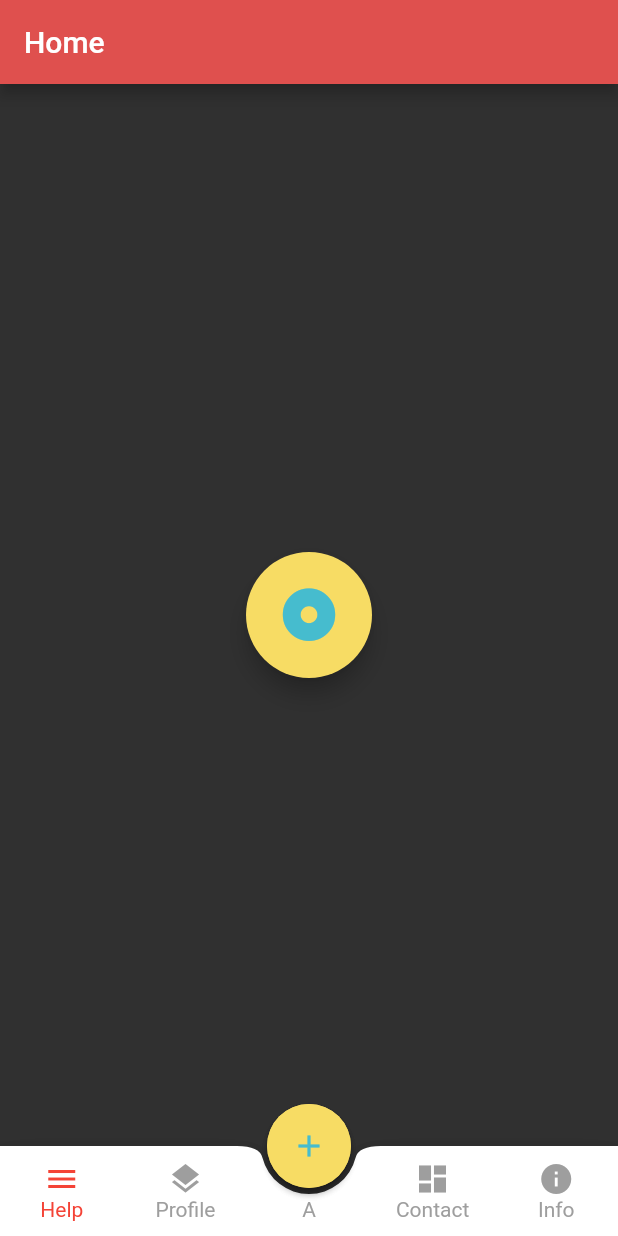
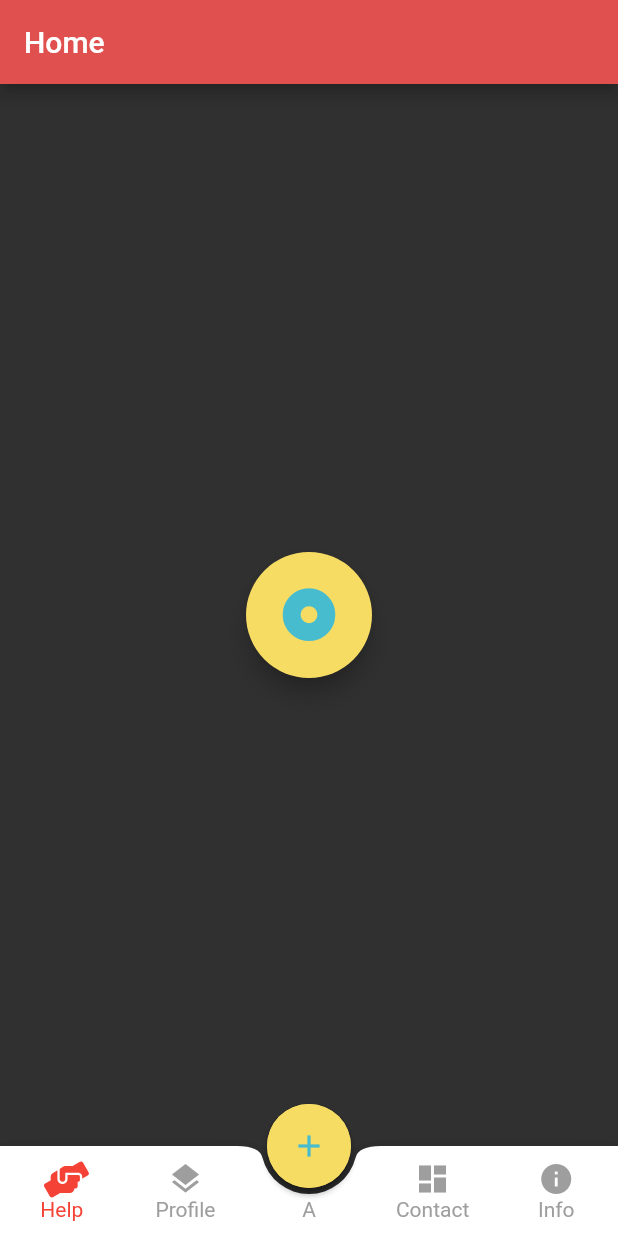
Before and after one commit to joeblankenship1/hopehelpstrength, a Flutter app: the screen it shows after launch, on a phone screen of 412 x 824 dp. Run offline on Flutter 3.47's test engine with Material 2 defaults, Android fonts, the phone set to English and light mode, and no system bars; our stand-ins replace font_awesome_flutter; Roboto replaces fonts that are missing (Hind, Montserrat).

Commit message:
adding packages for urls, video player, shared prefs, splash screen

```diff
--- a/app/hopehelpstrength/lib/main.dart
+++ b/app/hopehelpstrength/lib/main.dart
@@ -1,3 +1,4 @@
+import 'package:font_awesome_flutter/font_awesome_flutter.dart';
 import 'package:hopehelpstrength/fab_with_icons.dart';
 import 'package:hopehelpstrength/fab_bottom_app_bar.dart';
 import 'package:hopehelpstrength/layout.dart';
@@ -74,7 +75,7 @@ class _MyHomePageState extends State<MyHomePage> with TickerProviderStateMixin {
         notchedShape: CircularNotchedRectangle(),
         onTabSelected: _selectedTab,
         items: [
-          FABBottomAppBarItem(iconData: Icons.menu, text: 'Help'),
+          FABBottomAppBarItem(iconData: FontAwesomeIcons.handsHelping, text: 'Help'),
           FABBottomAppBarItem(iconData: Icons.layers, text: 'Profile'),
           FABBottomAppBarItem(iconData: Icons.dashboard, text: 'Contact'),
           FABBottomAppBarItem(iconData: Icons.info, text: 'Info'),
--- a/app/hopehelpstrength/pubspec.yaml
+++ b/app/hopehelpstrength/pubspec.yaml
@@ -22,6 +22,11 @@ dependencies:
   shared_preferences: ^0.5.3+4
   vector_math: ^2.0.8
   font_awesome_flutter: 8.4.0
+  splashscreen: ^1.2.0
+  url_launcher: ^5.1.3
+  path_provider: ^1.3.0
+  provider: ^3.1.0
+  video_player: ^0.10.2+1
 
   # The following adds the Cupertino Icons font to your application.
   # Use with the CupertinoIcons class for iOS style icons.
```
Also changed, not shown: app/hopehelpstrength/pubspec.lock.
